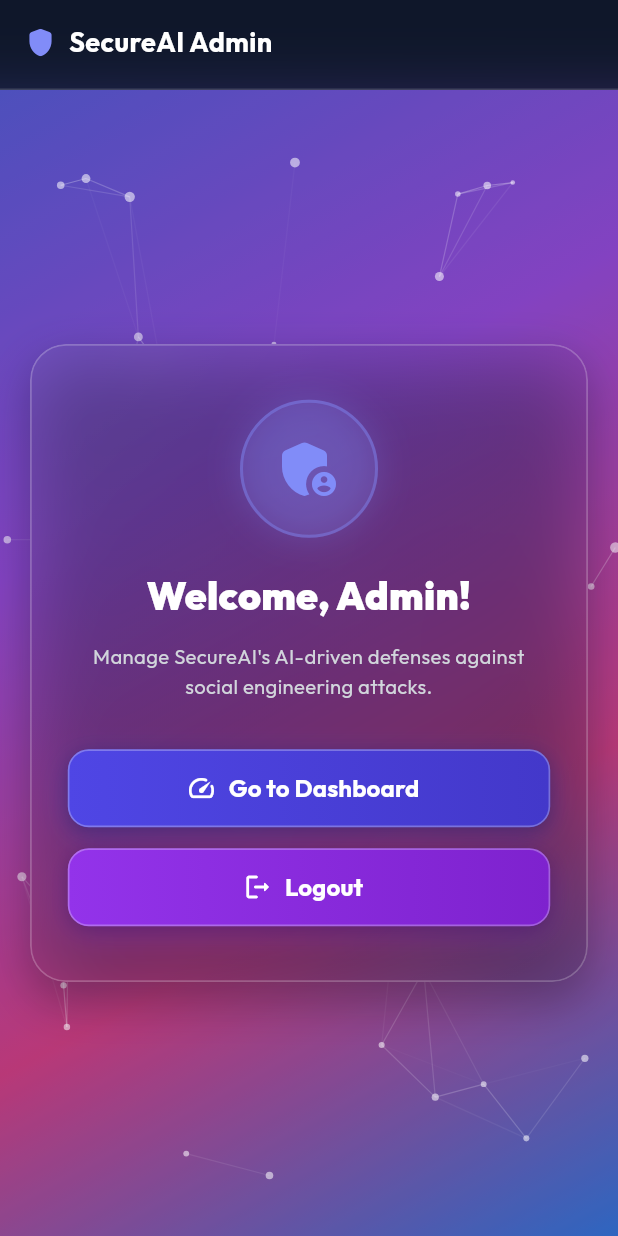
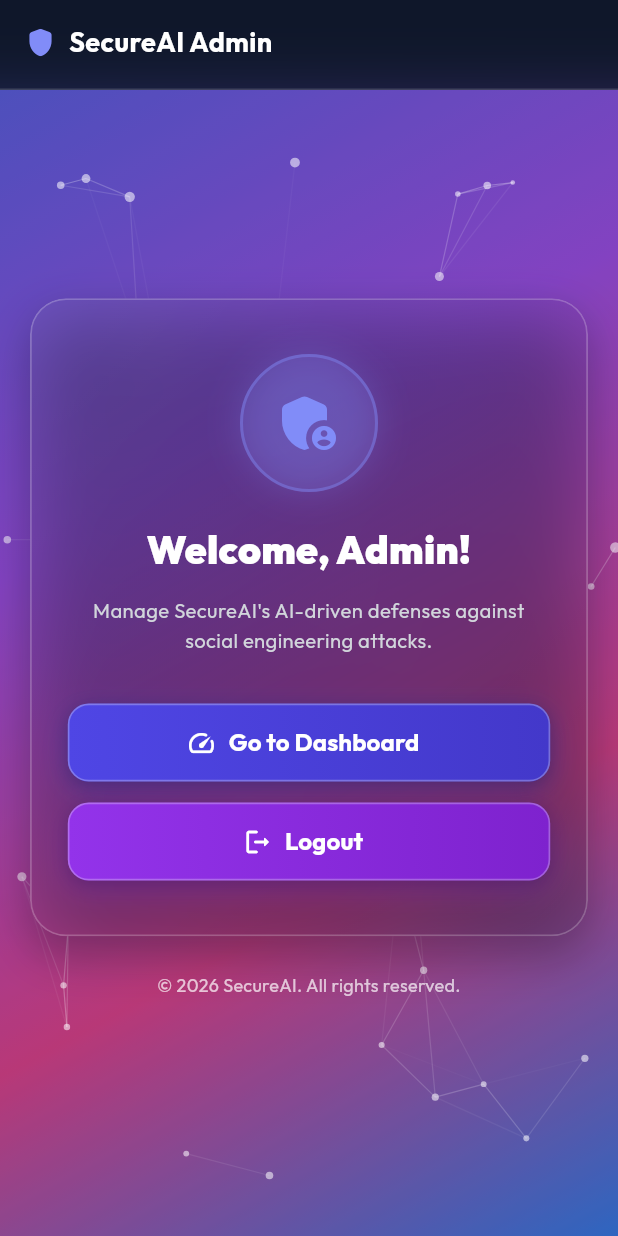
Before and after one commit to Kokalasaiteja/SecureAI, a Flutter app: the AdminHomeScreen screen opened by its route, on a phone screen of 412 x 824 dp. Run offline on Flutter 3.47's test engine with Material 3 defaults, Android fonts, the phone set to English and light mode, and no system bars; our stand-ins replace flutter_spinkit, google_fonts, image_picker, shared_preferences; accounts and stored records are empty; network calls fail; statements that could not run were skipped.

Commit message:
Completely remove floating footer overlay from ConstellationBackground and flow legitimate copyright footer naturally into all mobile screens

```diff
--- a/SecureAI_Mobile_app/lib/screens/admin_dashboard_screen.dart
+++ b/SecureAI_Mobile_app/lib/screens/admin_dashboard_screen.dart
@@ -1,4 +1,5 @@
 import 'dart:ui';
+import '../widgets/copyright_footer.dart';
 import 'dart:convert';
 import 'dart:typed_data';
 import 'package:flutter/material.dart';
@@ -560,8 +561,9 @@ class _AdminDashboardScreenState extends State<AdminDashboardScreen> {
                       )),
 
                 const SizedBox(height: 16),
+                const CopyrightFooter(),
               ],
-            ),
+            )
           ),
         ),
       ),
--- a/SecureAI_Mobile_app/lib/screens/admin_home_screen.dart
+++ b/SecureAI_Mobile_app/lib/screens/admin_home_screen.dart
@@ -1,4 +1,5 @@
 import 'dart:ui';
+import '../widgets/copyright_footer.dart';
 import 'package:flutter/material.dart';
 import '../widgets/glass_card.dart';
 import '../widgets/constellation_background.dart';
@@ -58,9 +59,12 @@ class AdminHomeScreen extends StatelessWidget {
             child: SingleChildScrollView(
               padding: const EdgeInsets.symmetric(horizontal: 20, vertical: 32),
               physics: const BouncingScrollPhysics(),
-              child: ConstrainedBox(
-                constraints: const BoxConstraints(maxWidth: 480),
-                child: GlassCard(
+              child: Column(
+                mainAxisSize: MainAxisSize.min,
+                children: [
+                  ConstrainedBox(
+                    constraints: const BoxConstraints(maxWidth: 480),
+                    child: GlassCard(
                   padding: const EdgeInsets.symmetric(horizontal: 24, vertical: 36),
                   borderRadius: 24,
                   child: Column(
@@ -221,10 +225,13 @@ class AdminHomeScreen extends StatelessWidget {
                   ),
                 ),
               ),
-            ),
+              const CopyrightFooter(),
+            ],
           ),
         ),
       ),
-    );
+    ),
+  ),
+);
   }
 }
--- a/SecureAI_Mobile_app/lib/screens/admin_login_screen.dart
+++ b/SecureAI_Mobile_app/lib/screens/admin_login_screen.dart
@@ -1,4 +1,5 @@
 import 'package:flutter/material.dart';
+import '../widgets/copyright_footer.dart';
 import '../widgets/glass_card.dart';
 import '../widgets/custom_text_field.dart';
 import '../widgets/primary_button.dart';
@@ -171,8 +172,9 @@ class _AdminLoginScreenState extends State<AdminLoginScreen> {
                   ),
 
                   const SizedBox(height: 16),
+                  const CopyrightFooter(),
                 ],
-              ),
+              )
             ),
           ),
         ),
--- a/SecureAI_Mobile_app/lib/screens/forgot_password_screen.dart
+++ b/SecureAI_Mobile_app/lib/screens/forgot_password_screen.dart
@@ -1,4 +1,5 @@
 import 'package:flutter/material.dart';
+import '../widgets/copyright_footer.dart';
 import '../widgets/glass_card.dart';
 import '../widgets/custom_text_field.dart';
 import '../widgets/primary_button.dart';
@@ -138,8 +139,9 @@ class _ForgotPasswordScreenState extends State<ForgotPasswordScreen> {
                   ),
 
                   const SizedBox(height: 16),
+                  const CopyrightFooter(),
                 ],
-              ),
+              )
             ),
           ),
         ),
--- a/SecureAI_Mobile_app/lib/screens/home_screen.dart
+++ b/SecureAI_Mobile_app/lib/screens/home_screen.dart
@@ -1,4 +1,5 @@
 import 'dart:convert';
+import '../widgets/copyright_footer.dart';
 import 'dart:typed_data';
 import 'package:flutter/material.dart';
 import '../theme/app_theme.dart';
@@ -167,8 +168,9 @@ class HomeScreen extends StatelessWidget {
                   ),
                 ),
                 const SizedBox(height: 16),
+                const CopyrightFooter(),
               ],
-            ),
+            )
           ),
         ),
       ),
--- a/SecureAI_Mobile_app/lib/screens/info_screens.dart
+++ b/SecureAI_Mobile_app/lib/screens/info_screens.dart
@@ -1,3 +1,4 @@
+import '../widgets/copyright_footer.dart';
 import 'package:flutter/material.dart';
 import 'package:url_launcher/url_launcher.dart';
 import '../widgets/glass_card.dart';
@@ -400,6 +401,7 @@ class IntroductionScreen extends StatelessWidget {
                   ),
                 ),
               ),
+              const CopyrightFooter(),
             ],
           ),
         ),
@@ -554,6 +556,7 @@ class ContactScreen extends StatelessWidget {
                   ),
 
                   const SizedBox(height: 16),
+                  const CopyrightFooter(),
                 ],
               ),
             ),
--- a/SecureAI_Mobile_app/lib/screens/login_screen.dart
+++ b/SecureAI_Mobile_app/lib/screens/login_screen.dart
@@ -1,4 +1,5 @@
 import 'package:flutter/material.dart';
+import '../widgets/copyright_footer.dart';
 import '../widgets/glass_card.dart';
 import '../widgets/custom_text_field.dart';
 import '../widgets/primary_button.dart';
@@ -214,8 +215,9 @@ class _LoginScreenState extends State<LoginScreen> {
                   ),
 
                   const SizedBox(height: 16),
+                  const CopyrightFooter(),
                 ],
-              ),
+              )
             ),
           ),
         ),
--- a/SecureAI_Mobile_app/lib/screens/password_analyzer_screen.dart
+++ b/SecureAI_Mobile_app/lib/screens/password_analyzer_screen.dart
@@ -1,4 +1,5 @@
 import 'package:flutter/material.dart';
+import '../widgets/copyright_footer.dart';
 import '../widgets/glass_card.dart';
 import '../widgets/constellation_background.dart';
 import '../widgets/app_drawer.dart';
@@ -416,6 +417,7 @@ class _PasswordAnalyzerScreenState extends State<PasswordAnalyzerScreen> {
                     ),
                   ),
                 ],
+                const CopyrightFooter(),
               ],
             ),
           ),
--- a/SecureAI_Mobile_app/lib/screens/public_home_screen.dart
+++ b/SecureAI_Mobile_app/lib/screens/public_home_screen.dart
@@ -1,4 +1,5 @@
 import 'package:flutter/material.dart';
+import '../widgets/copyright_footer.dart';
 import '../widgets/glass_card.dart';
 import '../widgets/constellation_background.dart';
 import '../widgets/app_drawer.dart';
@@ -206,8 +207,9 @@ class PublicHomeScreen extends StatelessWidget {
                   ),
                 ),
                 const SizedBox(height: 16),
+                const CopyrightFooter(),
               ],
-            ),
+            )
           ),
         ),
       ),
--- a/SecureAI_Mobile_app/lib/screens/register_screen.dart
+++ b/SecureAI_Mobile_app/lib/screens/register_screen.dart
@@ -1,4 +1,5 @@
 import 'dart:io';
+import '../widgets/copyright_footer.dart';
 import 'package:flutter/material.dart';
 import 'package:image_picker/image_picker.dart';
 import '../theme/app_theme.dart';
@@ -354,8 +355,9 @@ class _RegisterScreenState extends State<RegisterScreen> {
                   ),
 
                   const SizedBox(height: 16),
+                  const CopyrightFooter(),
                 ],
-              ),
+              )
             ),
           ),
         ),
--- a/SecureAI_Mobile_app/lib/screens/reset_password_screen.dart
+++ b/SecureAI_Mobile_app/lib/screens/reset_password_screen.dart
@@ -1,4 +1,5 @@
 import 'package:flutter/material.dart';
+import '../widgets/copyright_footer.dart';
 import '../widgets/glass_card.dart';
 import '../widgets/custom_text_field.dart';
 import '../widgets/primary_button.dart';
@@ -192,8 +193,9 @@ class _ResetPasswordScreenState extends State<ResetPasswordScreen> {
                   ),
 
                   const SizedBox(height: 16),
+                  const CopyrightFooter(),
                 ],
-              ),
+              )
             ),
           ),
         ),
--- a/SecureAI_Mobile_app/lib/screens/train_model_screen.dart
+++ b/SecureAI_Mobile_app/lib/screens/train_model_screen.dart
@@ -1,4 +1,5 @@
 import 'package:flutter/material.dart';
+import '../widgets/copyright_footer.dart';
 import '../widgets/glass_card.dart';
 import '../widgets/constellation_background.dart';
 import '../widgets/app_drawer.dart';
@@ -168,6 +169,7 @@ class _TrainModelScreenState extends State<TrainModelScreen> {
                     const SizedBox(height: 16),
                   ],
                 ],
+                const CopyrightFooter(),
               ],
             ),
           ),
--- a/SecureAI_Mobile_app/lib/screens/verify_otp_screen.dart
+++ b/SecureAI_Mobile_app/lib/screens/verify_otp_screen.dart
@@ -1,4 +1,5 @@
 import 'package:flutter/material.dart';
+import '../widgets/copyright_footer.dart';
 import '../widgets/glass_card.dart';
 import '../widgets/custom_text_field.dart';
 import '../widgets/primary_button.dart';
@@ -225,8 +226,9 @@ class _VerifyOtpScreenState extends State<VerifyOtpScreen> {
                   ),
 
                   const SizedBox(height: 16),
+                  const CopyrightFooter(),
                 ],
-              ),
+              )
             ),
           ),
         ),
--- a/SecureAI_Mobile_app/lib/widgets/constellation_background.dart
+++ b/SecureAI_Mobile_app/lib/widgets/constellation_background.dart
@@ -96,64 +96,10 @@ class _ConstellationBackgroundState extends State<ConstellationBackground>
           ),
         ),
 
-        // Content with bottom padding so it never collides with fixed footer
+        // Natural page content without artificial bottom offsets or floating overlays
         Positioned.fill(
-          child: Padding(
-            padding: EdgeInsets.only(
-              bottom: widget.showFooter ? (44.0 + MediaQuery.of(context).padding.bottom) : 0.0,
-            ),
-            child: widget.child,
-          ),
+          child: widget.child,
         ),
-
-        // Web-Matching Fixed Bottom Footer (Liquid Glass Mode)
-        if (widget.showFooter)
-          Positioned(
-            left: 0,
-            right: 0,
-            bottom: 0,
-            child: ClipRect(
-              child: BackdropFilter(
-                filter: ImageFilter.blur(sigmaX: 18, sigmaY: 18),
-                child: Container(
-                  padding: EdgeInsets.only(
-                    top: 10,
-                    bottom: 10 + MediaQuery.of(context).padding.bottom,
-                    left: 16,
-                    right: 16,
-                  ),
-                  decoration: BoxDecoration(
-                    color: const Color(0xC00F172A), // Translucent frosted smoked glass
-                    border: Border(
-                      top: BorderSide(
-                        color: Colors.white.withValues(alpha: 0.16),
-                        width: 1.0,
-                      ),
-                    ),
-                    gradient: LinearGradient(
-                      begin: Alignment.topCenter,
-                      end: Alignment.bottomCenter,
-                      colors: [
-                        Colors.white.withValues(alpha: 0.06),
-                        Colors.transparent,
-                      ],
-                    ),
-                  ),
-                  child: const Center(
-                    child: Text(
-                      "© 2026 SecureAI. All rights reserved.",
-                      style: TextStyle(
-                        fontSize: 12,
-                        color: Colors.white70,
-                        fontWeight: FontWeight.w400,
-                        letterSpacing: 0.2,
-                      ),
-                    ),
-                  ),
-                ),
-              ),
-            ),
-          ),
       ],
     );
   }
--- /dev/null
+++ b/SecureAI_Mobile_app/lib/widgets/copyright_footer.dart
@@ -0,0 +1,31 @@
+import 'package:flutter/material.dart';
+
+/// Clean, legitimate copyright footer that flows naturally at the end of page content.
+/// Avoids floating overlays, fixed positioning, and horizontal border cutoffs.
+class CopyrightFooter extends StatelessWidget {
+  final EdgeInsetsGeometry padding;
+
+  const CopyrightFooter({
+    super.key,
+    this.padding = const EdgeInsets.only(top: 24, bottom: 20),
+  });
+
+  @override
+  Widget build(BuildContext context) {
+    return Padding(
+      padding: padding,
+      child: const Center(
+        child: Text(
+          "© 2026 SecureAI. All rights reserved.",
+          textAlign: TextAlign.center,
+          style: TextStyle(
+            fontSize: 12,
+            color: Colors.white70,
+            fontWeight: FontWeight.w400,
+            letterSpacing: 0.2,
+          ),
+        ),
+      ),
+    );
+  }
+}
```
Also changed, not shown: SecureAI_Mobile_app/lib/screens/anomaly_prediction_screen.dart (+9 -3 lines), SecureAI_Mobile_app/lib/screens/email_phishing_screen.dart (+9 -3 lines), SecureAI_Mobile_app/lib/screens/qr_scanner_screen.dart (+7 -1 lines), SecureAI_Mobile_app/lib/screens/spam_detector_screen.dart (+9 -3 lines), 1 other file.
